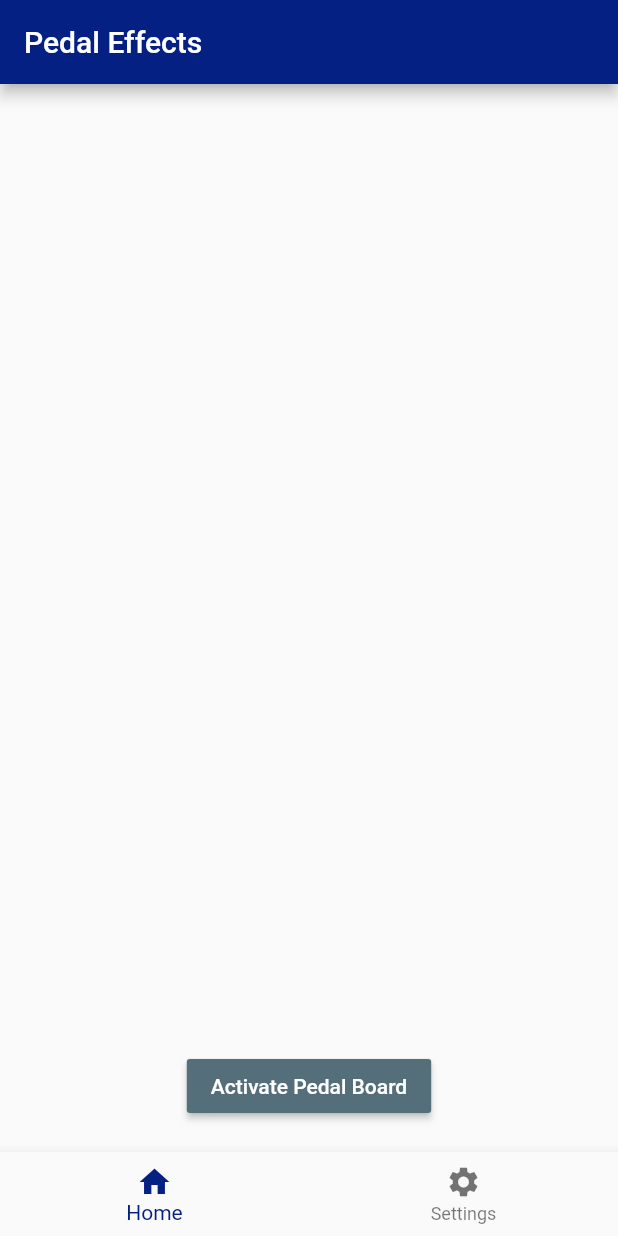
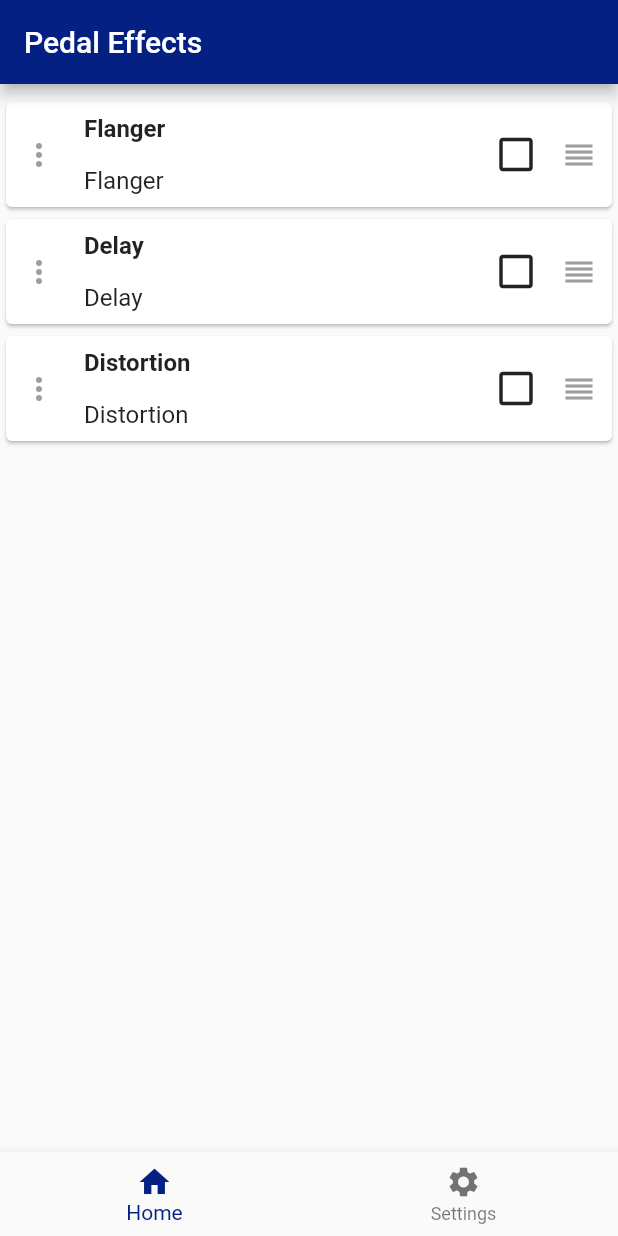
Before and after one commit to acdop100/ECE_4873_Guitar_Pedals_and_Effects, a Flutter app: the screen it shows after launch, on a phone screen of 412 x 824 dp. Run offline on Flutter 3.47's test engine with Material 2 defaults, Android fonts, the phone set to English and light mode, and no system bars; our stand-ins replace fluttertoast.

Commit message:
Added effect lists and features
Each item has:
- Button to enable/disable effect
- Button to edit effect functions (not implemented)
- Button to drag and re-arrange order of effects

```diff
--- a/lib/homepage.dart
+++ b/lib/homepage.dart
@@ -1,4 +1,118 @@
 import 'package:flutter/material.dart';
+import 'package:fluttertoast/fluttertoast.dart';
+
+class ListViewCard extends StatefulWidget {
+  final int index;
+  final Key key;
+  final List<Effect> listItems;
+
+  ListViewCard(this.listItems, this.index, this.key);
+
+  @override
+  _ListViewCard createState() => _ListViewCard();
+}
+
+class Effect {
+  String name;
+  bool enabled = false;
+  Effect(String name, bool enabled)
+  {
+    this.name = name;
+    this.enabled = enabled;
+  }
+}
+
+var flangerEff = Effect('Flanger', false);
+var delayEff = Effect('Delay', false);
+var distortionEff = Effect('Distortion', false);
+
+final List<Effect> effects = [flangerEff, delayEff, distortionEff];
+
+
+class _ListViewCard extends State<ListViewCard> {
+  @override
+  Widget build(BuildContext context) {
+    return Card(
+      margin: EdgeInsets.all(4),
+      color: Colors.white,
+      child: InkWell(
+        child: Row(
+          mainAxisSize: MainAxisSize.min,
+          children: <Widget>[
+            // Tap dots to edit effect
+            new GestureDetector(
+              onTap: () {
+                // Bring up settings page for that effect
+              },
+              child: new Container(
+                  margin: const EdgeInsets.all(10.0),
+                child: Icon(
+                  Icons.more_vert,
+                  color: Colors.grey,
+                  size: 24.0,
+                ),),
+            ),
+            Flexible(
+              child: Column(
+                mainAxisSize: MainAxisSize.min,
+                children: <Widget>[
+                  Container(
+                    padding: const EdgeInsets.all(8.0),
+                    alignment: Alignment.topLeft,
+                    child: Text(
+                      '${widget.listItems[widget.index].name}',
+                      style:
+                      TextStyle(fontWeight: FontWeight.bold, fontSize: 16),
+                      textAlign: TextAlign.left,
+                      maxLines: 5,
+                    ),
+                  ),
+                  Container(
+                    padding: const EdgeInsets.all(8.0),
+                    alignment: Alignment.topLeft,
+                    child: Text(
+                      '${widget.listItems[widget.index].name}',
+                      style: TextStyle(
+                          fontWeight: FontWeight.normal, fontSize: 16),
+                      textAlign: TextAlign.left,
+                      maxLines: 5,
+                    ),
+                  ),
+                ],
+              ),
+            ),
+            // Tap check box to enable the effect
+            new GestureDetector(
+              onTap: () {
+                setState(() {
+                  widget.listItems[widget.index].enabled =
+                  !widget.listItems[widget.index].enabled;
+                });
+              },
+              child: new Container(
+                  margin: const EdgeInsets.all(15.0),
+                  child: new Icon(
+                    widget.listItems[widget.index].enabled
+                        ? Icons.check_box
+                        : Icons.check_box_outline_blank,
+                    //color: Colors.red,
+                    size: 30.0,
+                  )),
+            ),
+            Padding(
+              padding: const EdgeInsets.fromLTRB(0, 0, 10, 0),
+              child: Icon(
+                Icons.reorder,
+                color: Colors.grey,
+                size: 24.0,
+              ),
+            ),
+          ],
+        ),
+      ),
+    );
+  }
+}
 
 class HomePage extends StatefulWidget {
   @override
@@ -11,6 +125,20 @@ class _HomePage extends State<HomePage> {
     super.initState();
   }
 
+    final List<int> colorCodes = <int>[600, 500, 100];
+
+    void _onReorder(int oldIndex, int newIndex) {
+      setState(
+            () {
+          if (newIndex > oldIndex) {
+            newIndex -= 1;
+          }
+          final Effect item = effects.removeAt(oldIndex);
+          effects.insert(newIndex, item);
+        },
+      );
+    }
+
     @override
     Widget build(BuildContext context) {
       return Scaffold(
@@ -21,26 +149,21 @@ class _HomePage extends State<HomePage> {
           ),
           backgroundColor: Color(0xff042082),
         ),
-        body: Column(
-            mainAxisAlignment: MainAxisAlignment.center,
-            crossAxisAlignment: CrossAxisAlignment.center,
-            children: <Widget>[
-              Expanded(child: Container(),),
-              Padding(
-                padding: EdgeInsets.all(20.0),
-                child: RaisedButton(
-                  color: Colors.blueGrey[600],
-                  onPressed: () {
-                    // Enable effect
-                  },
-                  child: Text(
-                    'Activate Pedal Board',
-                    style: TextStyle(color: Color(0xffFFFFFF)),
-                  ),
-                ),
-              ),
-            ],
+        body: ReorderableListView(
+          onReorder: _onReorder,
+          scrollDirection: Axis.vertical,
+          padding: const EdgeInsets.symmetric(vertical: 8.0),
+          children: List.generate(
+            effects.length,
+                (index) {
+              return ListViewCard(
+                effects,
+                index,
+                Key('$index'),
+              );
+            },
           ),
+        )
       );
     }
   }
--- a/pubspec.yaml
+++ b/pubspec.yaml
@@ -22,6 +22,7 @@ environment:
 
 dependencies:
   flutter_blue: ^0.7.3
+  fluttertoast: ^7.1.6
   flutter:
     sdk: flutter
 
```
Also changed, not shown: pubspec.lock.
